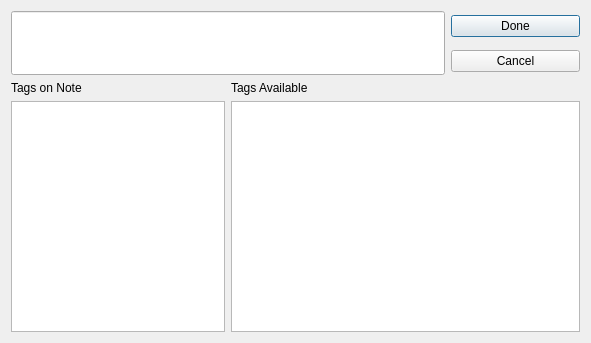
berndhs/notably, file ui/notetags.ui: the form before one commit.
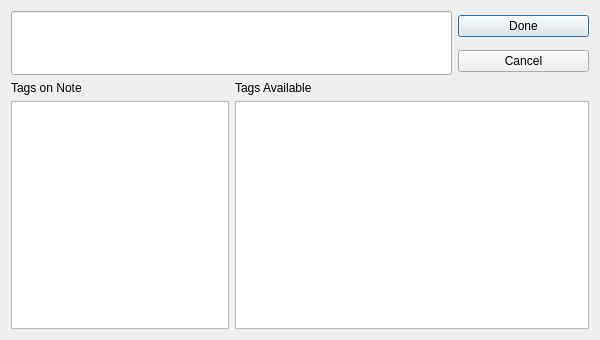
The form after the commit.

```diff
--- a/ui/notetags.ui
+++ b/ui/notetags.ui
@@ -6,8 +6,8 @@
    <rect>
     <x>0</x>
     <y>0</y>
-    <width>591</width>
-    <height>343</height>
+    <width>600</width>
+    <height>340</height>
    </rect>
   </property>
   <property name="windowTitle">
```
